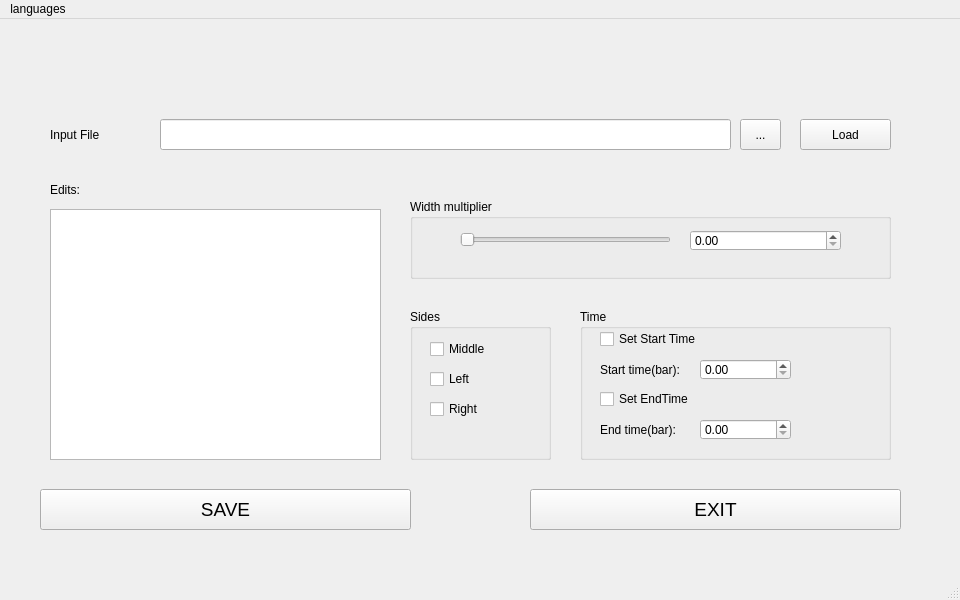
First picture: the form in Dynamix chart width control GUI/mainGUI.ui, repository AXIS5hacker/DNX-Note-Width-Changer, before the edit.
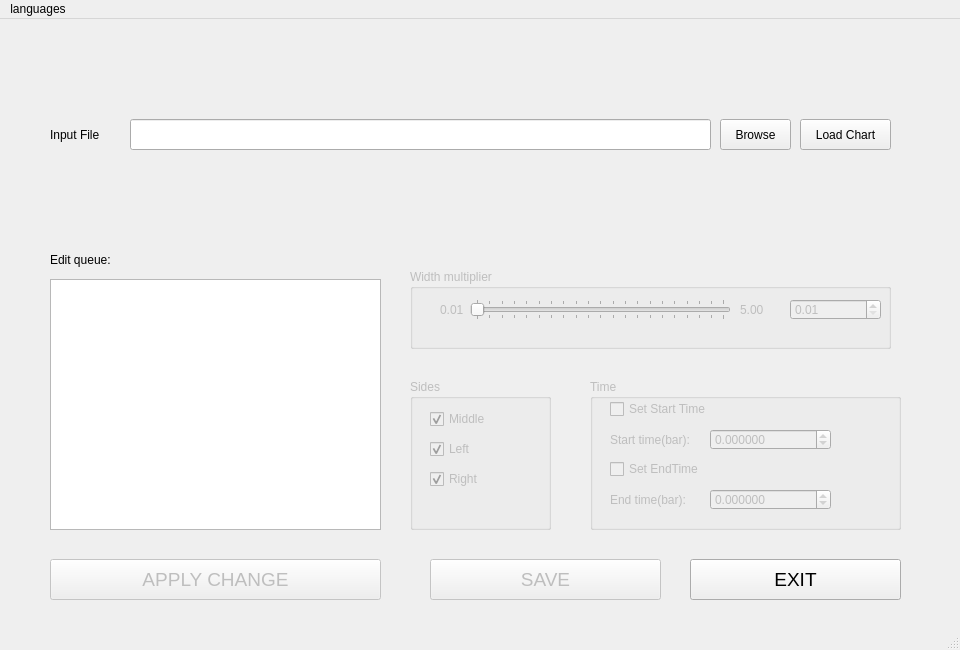
Second picture: the form after the edit. Icons and pictures are not drawn.

The edit to the form file:
```diff
--- a/Dynamix chart width control GUI/mainGUI.ui
+++ b/Dynamix chart width control GUI/mainGUI.ui
@@ -7,7 +7,7 @@
     <x>0</x>
     <y>0</y>
     <width>960</width>
-    <height>600</height>
+    <height>650</height>
    </rect>
   </property>
   <property name="sizePolicy">
@@ -19,13 +19,13 @@
   <property name="minimumSize">
    <size>
     <width>960</width>
-    <height>600</height>
+    <height>650</height>
    </size>
   </property>
   <property name="maximumSize">
    <size>
     <width>960</width>
-    <height>600</height>
+    <height>650</height>
    </size>
   </property>
   <property name="windowTitle">
@@ -42,28 +42,31 @@
      </rect>
     </property>
     <property name="text">
-     <string>Load</string>
+     <string>Load Chart</string>
     </property>
    </widget>
    <widget class="QLabel" name="label_3">
     <property name="geometry">
      <rect>
       <x>50</x>
-      <y>160</y>
+      <y>230</y>
       <width>121</width>
       <height>21</height>
      </rect>
     </property>
     <property name="text">
-     <string>Edits:</string>
+     <string>Edit queue:</string>
     </property>
    </widget>
-   <widget class="QPushButton" name="pushButton_3">
+   <widget class="QPushButton" name="saveChart">
+    <property name="enabled">
+     <bool>false</bool>
+    </property>
     <property name="geometry">
      <rect>
-      <x>40</x>
-      <y>470</y>
-      <width>371</width>
+      <x>430</x>
+      <y>540</y>
+      <width>231</width>
       <height>41</height>
      </rect>
     </property>
@@ -80,7 +83,7 @@
     <property name="geometry">
      <rect>
       <x>50</x>
-      <y>190</y>
+      <y>260</y>
       <width>331</width>
       <height>251</height>
      </rect>
@@ -92,15 +95,18 @@
    <widget class="QLineEdit" name="lineEdit">
     <property name="geometry">
      <rect>
-      <x>160</x>
+      <x>130</x>
       <y>100</y>
-      <width>571</width>
+      <width>581</width>
       <height>31</height>
      </rect>
     </property>
     <property name="text">
      <string/>
     </property>
+    <property name="readOnly">
+     <bool>true</bool>
+    </property>
    </widget>
    <widget class="QLabel" name="label">
     <property name="geometry">
@@ -115,11 +121,14 @@
      <string>Input File</string>
     </property>
    </widget>
-   <widget class="QGroupBox" name="groupBox">
+   <widget class="QGroupBox" name="widthMultiply">
+    <property name="enabled">
+     <bool>false</bool>
+    </property>
     <property name="geometry">
      <rect>
       <x>410</x>
-      <y>180</y>
+      <y>250</y>
       <width>481</width>
       <height>80</height>
      </rect>
@@ -128,34 +137,90 @@
      <string>Width multiplier</string>
     </property>
     <widget class="QSlider" name="horizontalSlider">
+     <property name="enabled">
+      <bool>false</bool>
+     </property>
      <property name="geometry">
       <rect>
-       <x>50</x>
+       <x>60</x>
        <y>30</y>
-       <width>211</width>
+       <width>261</width>
        <height>21</height>
       </rect>
      </property>
+     <property name="minimum">
+      <number>1</number>
+     </property>
+     <property name="maximum">
+      <number>500</number>
+     </property>
      <property name="orientation">
       <enum>Qt::Horizontal</enum>
      </property>
+     <property name="tickPosition">
+      <enum>QSlider::TicksBothSides</enum>
+     </property>
+     <property name="tickInterval">
+      <number>25</number>
+     </property>
     </widget>
-    <widget class="QDoubleSpinBox" name="doubleSpinBox">
+    <widget class="QDoubleSpinBox" name="widthSpinBox">
+     <property name="enabled">
+      <bool>false</bool>
+     </property>
      <property name="geometry">
       <rect>
-       <x>280</x>
-       <y>31</y>
-       <width>151</width>
+       <x>380</x>
+       <y>30</y>
+       <width>91</width>
        <height>21</height>
       </rect>
+     </property>
+     <property name="minimum">
+      <double>0.010000000000000</double>
+     </property>
+     <property name="maximum">
+      <double>30.000000000000000</double>
+     </property>
+     <property name="singleStep">
+      <double>0.010000000000000</double>
+     </property>
+    </widget>
+    <widget class="QLabel" name="label_2">
+     <property name="geometry">
+      <rect>
+       <x>30</x>
+       <y>30</y>
+       <width>31</width>
+       <height>21</height>
+      </rect>
+     </property>
+     <property name="text">
+      <string>0.01</string>
+     </property>
+    </widget>
+    <widget class="QLabel" name="label_6">
+     <property name="geometry">
+      <rect>
+       <x>330</x>
+       <y>30</y>
+       <width>31</width>
+       <height>21</height>
+      </rect>
+     </property>
+     <property name="text">
+      <string>5.00</string>
      </property>
     </widget>
    </widget>
-   <widget class="QGroupBox" name="groupBox_3">
+   <widget class="QGroupBox" name="TimeSpecify">
+    <property name="enabled">
+     <bool>false</bool>
+    </property>
     <property name="geometry">
      <rect>
-      <x>580</x>
-      <y>290</y>
+      <x>590</x>
+      <y>360</y>
       <width>311</width>
       <height>151</height>
      </rect>
@@ -189,25 +254,55 @@
       <string>End time(bar):</string>
      </property>
     </widget>
-    <widget class="QDoubleSpinBox" name="doubleSpinBox_2">
+    <widget class="QDoubleSpinBox" name="stime">
+     <property name="enabled">
+      <bool>false</bool>
+     </property>
      <property name="geometry">
       <rect>
        <x>120</x>
        <y>50</y>
-       <width>91</width>
+       <width>121</width>
        <height>21</height>
       </rect>
      </property>
+     <property name="decimals">
+      <number>6</number>
+     </property>
+     <property name="minimum">
+      <double>-999.000000000000000</double>
+     </property>
+     <property name="maximum">
+      <double>9999.989999999999782</double>
+     </property>
+     <property name="singleStep">
+      <double>0.010000000000000</double>
+     </property>
     </widget>
-    <widget class="QDoubleSpinBox" name="doubleSpinBox_3">
+    <widget class="QDoubleSpinBox" name="etime">
+     <property name="enabled">
+      <bool>false</bool>
+     </property>
      <property name="geometry">
       <rect>
        <x>120</x>
        <y>110</y>
-       <width>91</width>
+       <width>121</width>
        <height>21</height>
       </rect>
      </property>
+     <property name="decimals">
+      <number>6</number>
+     </property>
+     <property name="minimum">
+      <double>-999.000000000000000</double>
+     </property>
+     <property name="maximum">
+      <double>9999.989999999999782</double>
+     </property>
+     <property name="singleStep">
+      <double>0.010000000000000</double>
+     </property>
     </widget>
     <widget class="QCheckBox" name="checkBox_4">
      <property name="geometry">
@@ -245,9 +340,9 @@
    <widget class="QPushButton" name="exitButton">
     <property name="geometry">
      <rect>
-      <x>530</x>
-      <y>470</y>
-      <width>371</width>
+      <x>690</x>
+      <y>540</y>
+      <width>211</width>
       <height>41</height>
      </rect>
     </property>
@@ -297,11 +392,14 @@
      <string>EXIT</string>
     </property>
    </widget>
-   <widget class="QGroupBox" name="groupBox_2">
+   <widget class="QGroupBox" name="sideChoose">
+    <property name="enabled">
+     <bool>false</bool>
+    </property>
     <property name="geometry">
      <rect>
       <x>410</x>
-      <y>290</y>
+      <y>360</y>
       <width>141</width>
       <height>151</height>
      </rect>
@@ -321,6 +419,9 @@
      <property name="text">
       <string>Middle</string>
      </property>
+     <property name="checked">
+      <bool>true</bool>
+     </property>
     </widget>
     <widget class="QCheckBox" name="checkBox_2">
      <property name="geometry">
@@ -334,6 +435,9 @@
      <property name="text">
       <string>Left</string>
      </property>
+     <property name="checked">
+      <bool>true</bool>
+     </property>
     </widget>
     <widget class="QCheckBox" name="checkBox_3">
      <property name="geometry">
@@ -347,19 +451,165 @@
      <property name="text">
       <string>Right</string>
      </property>
+     <property name="checked">
+      <bool>true</bool>
+     </property>
     </widget>
    </widget>
    <widget class="QToolButton" name="toolButton">
     <property name="geometry">
      <rect>
-      <x>740</x>
+      <x>720</x>
       <y>100</y>
-      <width>41</width>
+      <width>71</width>
       <height>31</height>
      </rect>
     </property>
     <property name="text">
-     <string>...</string>
+     <string>Browse</string>
+    </property>
+   </widget>
+   <widget class="QPushButton" name="widthApply">
+    <property name="enabled">
+     <bool>false</bool>
+    </property>
+    <property name="geometry">
+     <rect>
+      <x>50</x>
+      <y>540</y>
+      <width>331</width>
+      <height>41</height>
+     </rect>
+    </property>
+    <property name="font">
+     <font>
+      <pointsize>14</pointsize>
+     </font>
+    </property>
+    <property name="text">
+     <string>APPLY CHANGE</string>
+    </property>
+   </widget>
+   <widget class="QLabel" name="loaded_file">
+    <property name="geometry">
+     <rect>
+      <x>50</x>
+      <y>150</y>
+      <width>841</width>
+      <height>61</height>
+     </rect>
+    </property>
+    <property name="sizePolicy">
+     <sizepolicy hsizetype="Preferred" vsizetype="Preferred">
+      <horstretch>0</horstretch>
+      <verstretch>0</verstretch>
+     </sizepolicy>
+    </property>
+    <property name="palette">
+     <palette>
+      <active>
+       <colorrole role="WindowText">
+        <brush brushstyle="SolidPattern">
+         <color alpha="255">
+          <red>0</red>
+          <green>0</green>
+          <blue>255</blue>
+         </color>
+        </brush>
+       </colorrole>
+       <colorrole role="Text">
+        <brush brushstyle="SolidPattern">
+         <color alpha="255">
+          <red>0</red>
+          <green>0</green>
+          <blue>255</blue>
+         </color>
+        </brush>
+       </colorrole>
+       <colorrole role="PlaceholderText">
+        <brush brushstyle="SolidPattern">
+         <color alpha="128">
+          <red>0</red>
+          <green>0</green>
+          <blue>255</blue>
+         </color>
+        </brush>
+       </colorrole>
+      </active>
+      <inactive>
+       <colorrole role="WindowText">
+        <brush brushstyle="SolidPattern">
+         <color alpha="255">
+          <red>0</red>
+          <green>0</green>
+          <blue>255</blue>
+         </color>
+        </brush>
+       </colorrole>
+       <colorrole role="Text">
+        <brush brushstyle="SolidPattern">
+         <color alpha="255">
+          <red>0</red>
+          <green>0</green>
+          <blue>255</blue>
+         </color>
+        </brush>
+       </colorrole>
+       <colorrole role="PlaceholderText">
+        <brush brushstyle="SolidPattern">
+         <color alpha="128">
+          <red>0</red>
+          <green>0</green>
+          <blue>255</blue>
+         </color>
+        </brush>
+       </colorrole>
+      </inactive>
+      <disabled>
+       <colorrole role="WindowText">
+        <brush brushstyle="SolidPattern">
+         <color alpha="255">
+          <red>112</red>
+          <green>110</green>
+          <blue>113</blue>
+         </color>
+        </brush>
+       </colorrole>
+       <colorrole role="Text">
+        <brush brushstyle="SolidPattern">
+         <color alpha="255">
+          <red>112</red>
+          <green>110</green>
+          <blue>113</blue>
+         </color>
+        </brush>
+       </colorrole>
+       <colorrole role="PlaceholderText">
+        <brush brushstyle="SolidPattern">
+         <color alpha="128">
+          <red>0</red>
+          <green>0</green>
+          <blue>0</blue>
+         </color>
+        </brush>
+       </colorrole>
+      </disabled>
+     </palette>
+    </property>
+    <property name="font">
+     <font>
+      <family>Microsoft YaHei</family>
+      <pointsize>14</pointsize>
+     </font>
+    </property>
+    <property name="text">
+     <string/>
+    </property>
+    <property name="alignment">
+     <set>Qt::AlignCenter</set>
+    </property>
+    <property name="wordWrap">
+     <bool>true</bool>
     </property>
    </widget>
   </widget>
```
Left out of the diff: 24 changed lines with no effect on the pictures.
